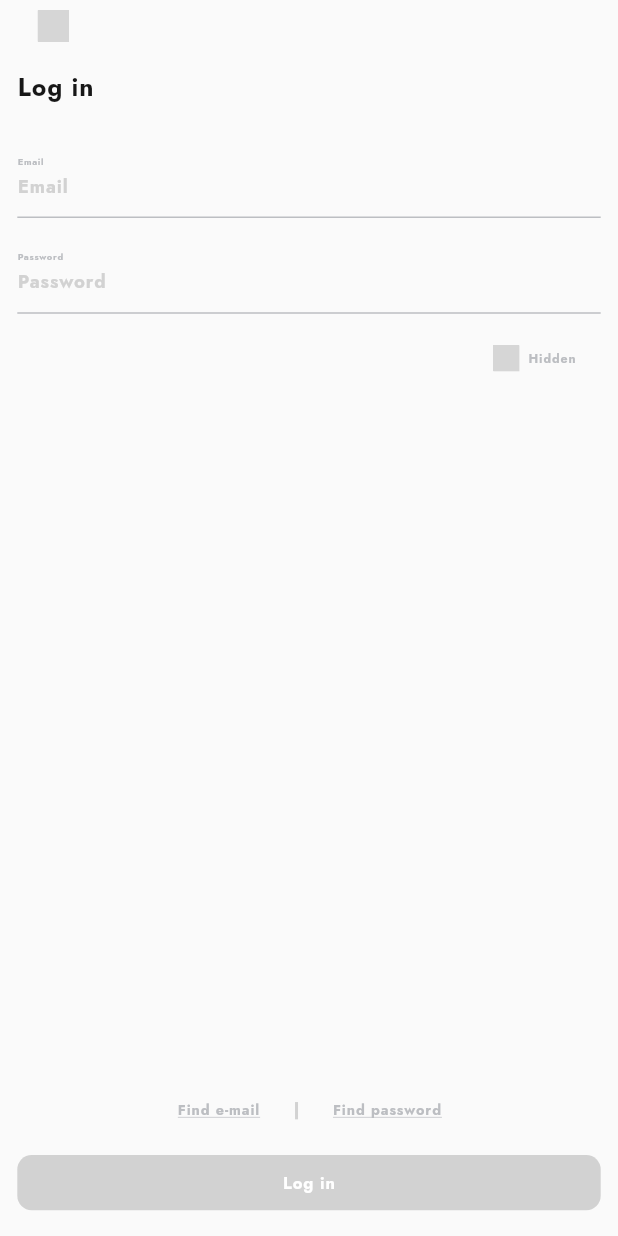
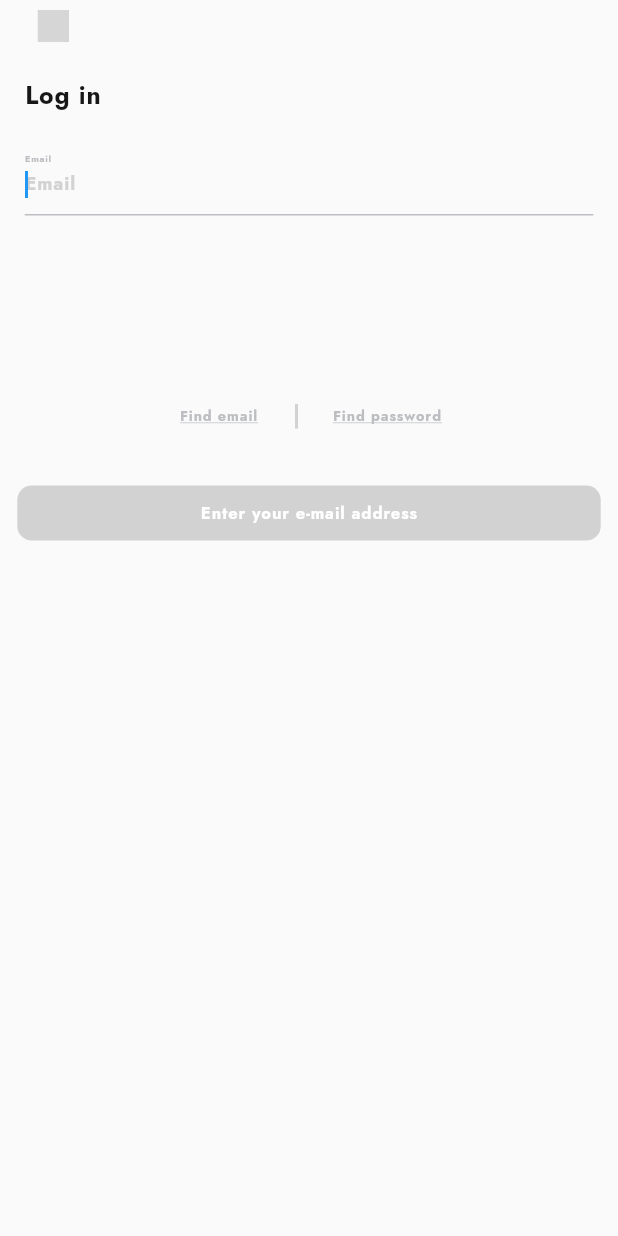
Before and after one commit to binimuse/bellboy, a Flutter app: the screen it shows after launch, after a tap on "Log in", on a phone screen of 412 x 824 dp. Run offline on Flutter 3.47's test engine with Material 2 defaults, Android fonts, the phone set to English and light mode, and no system bars; our stand-ins replace bot_toast, cached_network_image, connectivity, flutter_svg, get, graphql_flutter and 4 more; grey boxes are pictures that could not be loaded.

Commit message:
some bug fixed on login

```diff
--- a/lib/app/common/widgets/buttons/button_primary_fill.dart
+++ b/lib/app/common/widgets/buttons/button_primary_fill.dart
@@ -4,13 +4,13 @@ import 'package:bellboy/app/config/theme/app_text_styles.dart';
 import 'package:flutter/material.dart';
 
 class ButtonPrimaryFill extends StatelessWidget {
-  const ButtonPrimaryFill(
-      {Key? key,
-      required this.buttonSizeType,
-      required this.text,
-      required this.onTap,
-      required this.isDisabled})
-      : super(key: key);
+  const ButtonPrimaryFill({
+    Key? key,
+    required this.buttonSizeType,
+    required this.text,
+    required this.onTap,
+    required this.isDisabled,
+  }) : super(key: key);
 
   final ButtonSizeType buttonSizeType;
   final String text;
@@ -19,14 +19,19 @@ class ButtonPrimaryFill extends StatelessWidget {
 
   @override
   Widget build(BuildContext context) {
+    Color buttonColor = isDisabled ? AppColors.grayLighter : AppColors.primary;
+
+    if (!isDisabled && text == 'Next') {
+      buttonColor = AppColors.black;
+    }
+
     return SizedBox(
       width: buttonSizeType == ButtonSizeType.SMALL ? null : double.infinity,
       child: ElevatedButton(
         style: ElevatedButton.styleFrom(
           elevation: 0,
           shadowColor: AppColors.grayLight,
-          backgroundColor:
-              isDisabled ? AppColors.grayLighter : AppColors.primary,
+          backgroundColor: buttonColor,
           shape: RoundedRectangleBorder(
             borderRadius: BorderRadius.circular(AppSizes.radius_8),
           ),
--- a/lib/app/common/widgets/forms/text_input_login.dart
+++ b/lib/app/common/widgets/forms/text_input_login.dart
@@ -1,40 +1,47 @@
 import 'package:bellboy/app/config/theme/app_colors.dart';
 import 'package:bellboy/app/config/theme/app_sizes.dart';
 import 'package:bellboy/app/config/theme/app_text_styles.dart';
+import 'package:bellboy/app/modules/login/controllers/login_controller.dart';
 import 'package:bellboy/gen/assets.gen.dart';
 import 'package:flutter/material.dart';
 import 'package:flutter_svg/flutter_svg.dart';
 
 class TextInputLogin extends StatefulWidget {
-  const TextInputLogin({Key? key, required this.hint, this.isPassword})
-      : super(key: key);
+  const TextInputLogin({
+    Key? key,
+    required this.hint,
+    this.isPassword = false,
+    required this.controller,
+    this.logincontroller,
+    this.validator,
+    this.focusNode,
+    this.onChanged, // Added onChanged callback
+  }) : super(key: key);
 
   final String hint;
-  final bool? isPassword;
+  final bool isPassword;
+  final TextEditingController controller;
+  final LoginController? logincontroller;
+  final String? Function(String?)? validator;
+  final FocusNode? focusNode;
+  final void Function(String)? onChanged; // Callback when the text changes
 
   @override
   State<TextInputLogin> createState() => _TextInputLoginState();
 }
 
 class _TextInputLoginState extends State<TextInputLogin> {
-  TextEditingController _textEditingController = TextEditingController();
   bool _showClearButton = false;
   bool _isFocused = false;
 
   @override
   void initState() {
     super.initState();
-    _textEditingController.addListener(() {
+    widget.controller.addListener(() {
       setState(() {
-        _showClearButton = _textEditingController.text.isNotEmpty;
+        _showClearButton = widget.controller.text.isNotEmpty;
       });
     });
-  }
-
-  @override
-  void dispose() {
-    _textEditingController.dispose();
-    super.dispose();
   }
 
   @override
@@ -42,11 +49,14 @@ class _TextInputLoginState extends State<TextInputLogin> {
     return Column(
       crossAxisAlignment: CrossAxisAlignment.start,
       children: [
-        TextField(
-          controller: _textEditingController,
+        TextFormField(
+          controller: widget.controller,
+          textInputAction:
+              widget.isPassword ? TextInputAction.done : TextInputAction.next,
           style: AppTextStyles.titleBold.copyWith(color: AppColors.blackLight),
           obscureText: checkIsPassword(),
           obscuringCharacter: '●',
+          validator: widget.validator,
           decoration: InputDecoration(
             labelText: widget.hint,
             hintText: _isFocused ? null : widget.hint,
@@ -63,8 +73,10 @@ class _TextInputLoginState extends State<TextInputLogin> {
                     ),
                     onPressed: () {
                       setState(() {
-                        _textEditingController.clear();
+                        widget.controller.clear();
                         _showClearButton = false;
+                        widget.logincontroller!.isEmailValidated.value = false;
+                        widget.logincontroller!.isNextPressed.value = false;
                       });
                     },
                   )
@@ -94,18 +106,16 @@ class _TextInputLoginState extends State<TextInputLogin> {
             setState(() {
               _isFocused = value.isNotEmpty;
             });
+            if (widget.onChanged != null) {
+              widget.onChanged!(value); // Call the onChanged callback
+            }
           },
           onTap: () {
             setState(() {
               _isFocused = true;
             });
           },
-          onSubmitted: (value) {
-            setState(() {
-              _isFocused = false;
-            });
-          },
-          //focusNode: FocusNode(),
+          focusNode: widget.focusNode,
         ),
 
         ///
@@ -126,7 +136,7 @@ class _TextInputLoginState extends State<TextInputLogin> {
 
   bool checkIsPassword() {
     if (widget.isPassword != null) {
-      if (widget.isPassword!) {
+      if (widget.isPassword) {
         return true;
       }
     }
--- a/lib/app/modules/forgotpassword/controllers/forgotpassword_controller.dart
+++ b/lib/app/modules/forgotpassword/controllers/forgotpassword_controller.dart
@@ -1,11 +1,14 @@
+import 'package:flutter/material.dart';
 import 'package:get/get.dart';
 
 class ForgotpasswordController extends GetxController {
-  //TODO: Implement ForgotpasswordController
+  late TextEditingController emailController = TextEditingController();
 
   final count = 0.obs;
   @override
   void onInit() {
+    emailController = TextEditingController();
+
     super.onInit();
   }
 
--- a/lib/app/modules/forgotpassword/views/forgotpassword_view.dart
+++ b/lib/app/modules/forgotpassword/views/forgotpassword_view.dart
@@ -44,8 +44,9 @@ class ForgotpasswordView extends GetView<ForgotpasswordController> {
                   SizedBox(
                     height: AppSizes.mp_v_4,
                   ),
-                  const TextInputLogin(
+                  TextInputLogin(
                     hint: 'Email',
+                    controller: controller.emailController,
                   ),
                   SizedBox(
                     height: AppSizes.mp_v_4,
--- a/lib/app/modules/login/controllers/login_controller.dart
+++ b/lib/app/modules/login/controllers/login_controller.dart
@@ -1,22 +1,46 @@
+import 'package:flutter/material.dart';
 import 'package:get/get.dart';
 
 class LoginController extends GetxController {
-  //TODO: Implement LoginController
+  late TextEditingController emailController = TextEditingController();
+  late TextEditingController passwordController = TextEditingController();
 
+  late FocusNode passwordFocusNode = FocusNode();
+
+  var isEmailValidated = false.obs;
+  var isNextPressed = false.obs;
+  var isPasswordValid = false.obs;
   final count = 0.obs;
   @override
   void onInit() {
     super.onInit();
+
+    emailController = TextEditingController();
+    passwordController = TextEditingController();
+
+    passwordFocusNode = FocusNode();
   }
 
-  @override
-  void onReady() {
-    super.onReady();
+  bool validateEmail() {
+    final email = emailController.text;
+    if (email.isNotEmpty && email.contains('@') && email.contains('.')) {
+      isEmailValidated.value = true;
+      return true;
+    } else {
+      isEmailValidated.value = false;
+      return false;
+    }
   }
 
-  @override
-  void onClose() {
-    super.onClose();
+  bool validatePassword() {
+    final password = passwordController.text;
+    if (password.isNotEmpty) {
+      isPasswordValid.value = true;
+      return true;
+    } else {
+      isPasswordValid.value = false;
+      return false;
+    }
   }
 
   void increment() => count.value++;
--- a/lib/app/modules/login/views/login_view.dart
+++ b/lib/app/modules/login/views/login_view.dart
@@ -5,38 +5,43 @@ import 'package:bellboy/app/config/theme/app_sizes.dart';
 import 'package:bellboy/app/config/theme/app_text_styles.dart';
 import 'package:bellboy/app/routes/app_pages.dart';
 import 'package:flutter/material.dart';
+import 'package:flutter/scheduler.dart';
 
 import 'package:get/get.dart';
+import 'package:sizer/sizer.dart';
 
 import '../../../common/widgets/buttons/button_primary_fill.dart';
 import '../controllers/login_controller.dart';
 
 class LoginView extends GetView<LoginController> {
   const LoginView({Key? key}) : super(key: key);
+
   @override
   Widget build(BuildContext context) {
-    return Scaffold(
+    final emailFocusNode = FocusNode();
+    SchedulerBinding.instance.addPostFrameCallback((_) {
+      FocusScope.of(context).requestFocus(emailFocusNode);
+    });
+
+    return WillPopScope(
+      onWillPop: () async {
+        Get.back();
+        return false;
+      },
+      child: Scaffold(
         resizeToAvoidBottomInset: false,
         body: SafeArea(
           child: Column(
             crossAxisAlignment: CrossAxisAlignment.start,
             children: [
-            ///APP BAR
               const TopNavBackText(
                 centerTitle: '',
                 rightText: '',
                 useHomeIcon: false,
               ),
-
-            SizedBox(
-              height: AppSizes.mp_v_2,
-            ),
-            Column(
-              crossAxisAlignment: CrossAxisAlignment.start,
-              children: [
-                ///PAGE TITLE
+              SizedBox(height: 2.h),
               Padding(
-                  padding: EdgeInsets.symmetric(horizontal: AppSizes.mp_w_4),
+                padding: EdgeInsets.symmetric(horizontal: 4.w),
                 child: Column(
                   crossAxisAlignment: CrossAxisAlignment.start,
                   children: [
@@ -45,32 +50,76 @@ class LoginView extends GetView<LoginController> {
                       textAlign: TextAlign.start,
                       style: AppTextStyles.displayOneBold,
                     ),
-                      SizedBox(
-                        height: AppSizes.mp_v_4,
+                    SizedBox(height: 2.h),
+                    Obx(
+                      () => SingleChildScrollView(
+                        child: Column(
+                          children: [
+                            TextInputLogin(
+                              hint: 'Email',
+                              controller: controller.emailController,
+                              focusNode: emailFocusNode,
+                              logincontroller: controller,
+                              onChanged: (value) {
+                                // Validate email on type
+                                bool isValid = controller.validateEmail();
+                                controller.isEmailValidated.value = isValid;
+                              },
+                              validator: (value) {
+                                if (value!.isEmpty) {
+                                  return 'Please enter your email';
+                                }
+                                if (!controller.isEmailValidated.value) {
+                                  return 'Invalid email';
+                                }
+                                return null;
+                              },
                             ),
-                      const TextInputLogin(
-                        hint: 'Email',
-                      ),
-                      SizedBox(
-                        height: AppSizes.mp_v_2,
-                      ),
-                      const TextInputLogin(
+                            SizedBox(height: 1.h),
+                            if (controller.isNextPressed.value)
+                              TextInputLogin(
                                 hint: 'Password',
                                 isPassword: true,
+                                onChanged: (value) {
+                                  // Validate email on type
+                                  bool isValid = controller.validateEmail();
+                                  controller.isPasswordValid.value = isValid;
+                                },
+                                validator: (value) {
+                                  if (value!.isEmpty) {
+                                    return 'Please enter your Password';
+                                  }
+                                  if (!controller.isEmailValidated.value) {
+                                    return 'Invalid Password';
+                                  }
+                                  return null;
+                                },
+                                controller: controller.passwordController,
+                                focusNode: controller.passwordFocusNode,
                               ),
                           ],
                         ),
                       ),
+                    )
                   ],
                 ),
+              ),
               Expanded(
-              child: Padding(
-                padding: EdgeInsets.symmetric(horizontal: AppSizes.mp_w_4),
+                child: SingleChildScrollView(
                   child: Column(
                     children: [
-                    const Expanded(
-                      child: SizedBox(),
+                      Obx(
+                        () => SizedBox(
+                          height: controller.isNextPressed.value ? 0.0 : 90,
                         ),
+                      ),
+                      Padding(
+                        padding: EdgeInsets.symmetric(
+                          horizontal: AppSizes.mp_w_4,
+                          vertical: AppSizes.mp_v_2,
+                        ),
+                        child: Column(
+                          children: [
                             Row(
                               crossAxisAlignment: CrossAxisAlignment.center,
                               mainAxisAlignment: MainAxisAlignment.center,
@@ -81,18 +130,20 @@ class LoginView extends GetView<LoginController> {
                                   },
                                   child: Padding(
                                     padding:
-                                EdgeInsets.symmetric(vertical: AppSizes.mp_v_2),
+                                        EdgeInsets.symmetric(vertical: 2.h),
                                     child: Center(
                                       child: Text(
-                                "Find e-mail",
-                                style: AppTextStyles.bodySmallUnderlineRegular
-                                    .copyWith(color: AppColors.grayLight),
+                                        "Find email",
+                                        style: AppTextStyles
+                                            .bodySmallUnderlineRegular
+                                            .copyWith(
+                                                color: AppColors.grayLight),
                                       ),
                                     ),
                                   ),
                                 ),
                                 SizedBox(
-                          height: AppSizes.mp_v_2,
+                                  height: 2.h,
                                   child: VerticalDivider(
                                     color: AppColors.grayLighter,
                                     thickness: 2,
@@ -104,26 +155,51 @@ class LoginView extends GetView<LoginController> {
                                   },
                                   child: Padding(
                                     padding:
-                                EdgeInsets.symmetric(vertical: AppSizes.mp_v_2),
+                                        EdgeInsets.symmetric(vertical: 2.h),
                                     child: Center(
                                       child: Text(
                                         "Find password",
-                                style: AppTextStyles.bodySmallUnderlineRegular
-                                    .copyWith(color: AppColors.grayLight),
+                                        style: AppTextStyles
+                                            .bodySmallUnderlineRegular
+                                            .copyWith(
+                                                color: AppColors.grayLight),
                                       ),
                                     ),
                                   ),
                                 ),
                               ],
                             ),
-                    ButtonPrimaryFill(
+                            SizedBox(height: 2.h),
+                            Obx(
+                              () => ButtonPrimaryFill(
                                 buttonSizeType: ButtonSizeType.LARGE,
-                      isDisabled: true,
-                      text: "Log in",
-                      onTap: () {},
+                                isDisabled:
+                                    !controller.isEmailValidated.value ||
+                                        (controller.isEmailValidated.value &&
+                                            !controller.isNextPressed.value),
+                                text: controller.isEmailValidated.value
+                                    ? 'Next'
+                                    : controller.isNextPressed.value
+                                        ? "Enter password"
+                                        : controller.isPasswordValid.value
+                                            ? "Login"
+                                            : 'Enter your e-mail address',
+                                onTap: () {
+                                  if (!controller.isEmailValidated.value) {
+                                    controller.isEmailValidated.value = false;
+                                    FocusScope.of(context).requestFocus(
+                                        controller.passwordFocusNode);
+                                  } else {
+                                    controller.isNextPressed(true);
+                                    controller.isEmailValidated(false);
+                                    // Handle login logic
+                                  }
+                                },
                               ),
-                    SizedBox(
-                      height: AppSizes.mp_v_2,
+                            ),
+                            SizedBox(height: 2.h),
+                          ],
+                        ),
                       ),
                     ],
                   ),
@@ -132,6 +208,7 @@ class LoginView extends GetView<LoginController> {
             ],
           ),
         ),
+      ),
     );
   }
 }
--- a/lib/app/modules/on_bording/views/on_bording_view.dart
+++ b/lib/app/modules/on_bording/views/on_bording_view.dart
@@ -19,6 +19,7 @@ class OnBordingView extends GetView<OnBordingController> {
   @override
   Widget build(BuildContext context) {
     return Scaffold(
+      resizeToAvoidBottomInset: false,
       backgroundColor: Colors.white,
       body: Stack(
         children: [
--- a/lib/app/routes/app_pages.dart
+++ b/lib/app/routes/app_pages.dart
@@ -35,7 +35,7 @@ class AppPages {
     ),
     GetPage(
       name: _Paths.LOGIN,
-      page: () => const LoginView(),
+      page: () => LoginView(),
       binding: LoginBinding(),
     ),
     GetPage(
--- a/lib/app/utils/validator_util.dart
+++ b/lib/app/utils/validator_util.dart
@@ -1,4 +1,4 @@
-class ValidatorUtil{
+class ValidatorUtil {
   static bool isPhoneValidEthiopian(String text) {
     bool isPhoneValidEthiopian = true;
 
@@ -32,6 +32,9 @@ class ValidatorUtil{
     return isPhoneValidEthiopian;
   }
 
+
+
+
   static String formatPhoneNumber(String text) {
     ///VALIDATE PHONE NUMBER FIRST
     if (!isPhoneValidEthiopian(text)) {
@@ -58,5 +61,4 @@ class ValidatorUtil{
 
     return formattedPhoneNumber;
   }
-
 }
```
Lines whose indentation alone changed are shown as unchanged.
